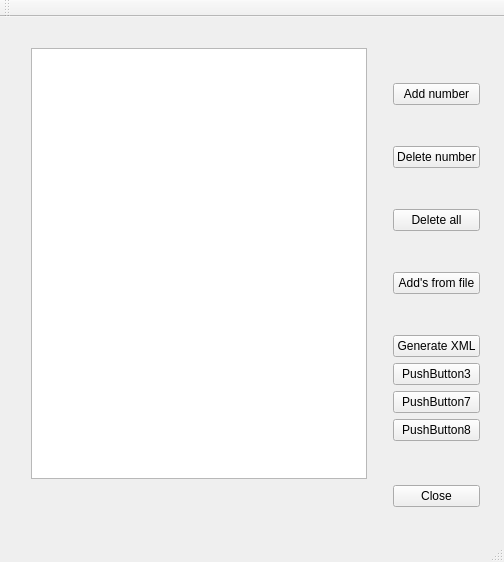
The window that DbSqlExport/DbSqlExport.ui (AnatolySolovyev12/DbSqlExport) describes before a commit, drawn with Qt 5.
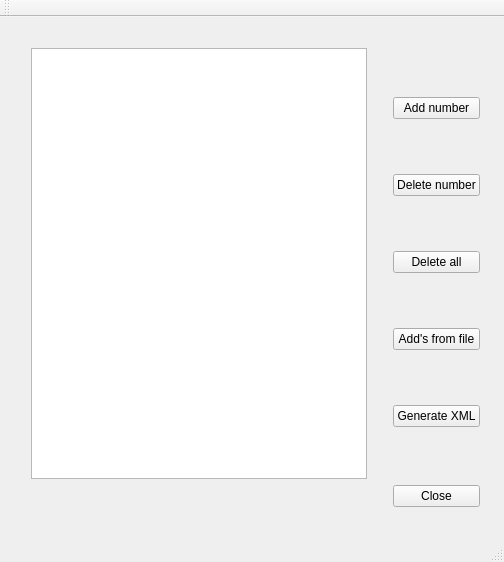
The same window after the commit.

What changed in the file:
```diff
--- a/DbSqlExport/DbSqlExport.ui
+++ b/DbSqlExport/DbSqlExport.ui
@@ -92,8 +92,6 @@
         </widget>
        </item>
        <item>
-        <layout class="QVBoxLayout" name="verticalLayout_3">
-         <item>
           <widget class="QPushButton" name="pushButtonGenXml">
            <property name="text">
             <string>Generate XML</string>
@@ -101,27 +99,7 @@
           </widget>
          </item>
          <item>
-          <widget class="QPushButton" name="pushButton">
-           <property name="text">
-            <string>PushButton3</string>
-           </property>
-          </widget>
-         </item>
-         <item>
-          <widget class="QPushButton" name="pushButton_7">
-           <property name="text">
-            <string>PushButton7</string>
-           </property>
-          </widget>
-         </item>
-         <item>
-          <widget class="QPushButton" name="pushButton_5">
-           <property name="text">
-            <string>PushButton8</string>
-           </property>
-          </widget>
-         </item>
-        </layout>
+        <layout class="QVBoxLayout" name="verticalLayout_3"/>
        </item>
       </layout>
      </item>
```
Lines whose indentation alone changed are shown as unchanged.
